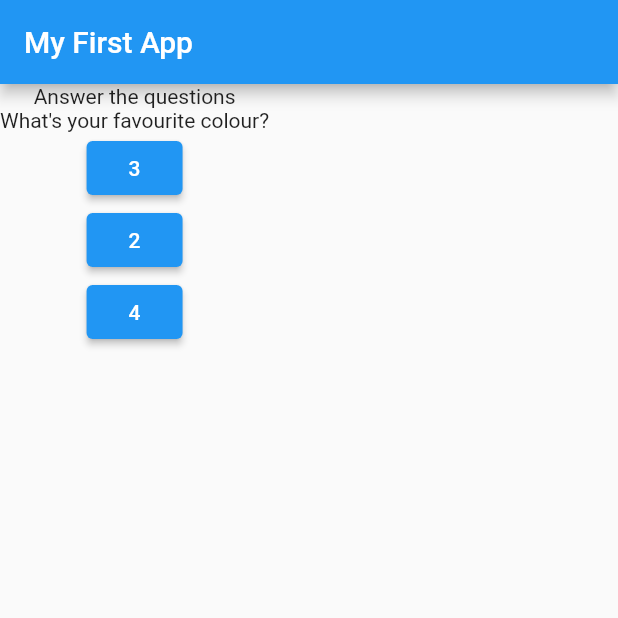
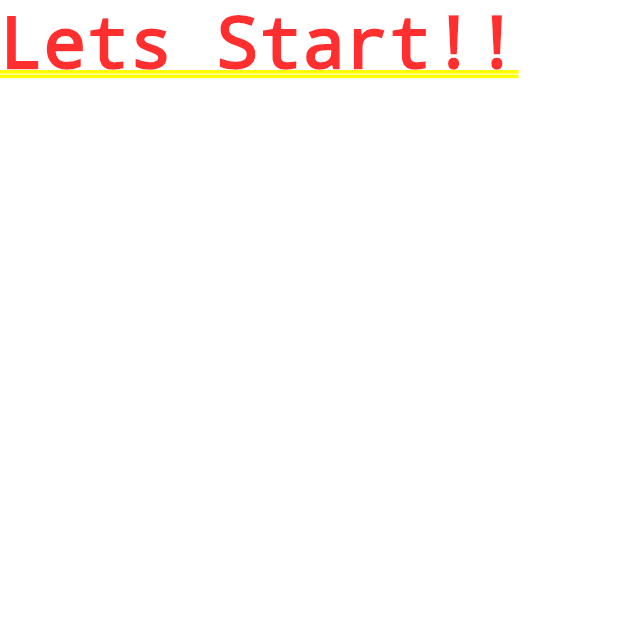
Before and after one commit to Astraxx04/Flutter, a Flutter app: the screen it shows after launch, on a phone screen of 412 x 824 dp, the top half of it. Run offline on Flutter 3.47's test engine with Material 2 defaults, Android fonts, the phone set to English and light mode, and no system bars.

Commit message:
Small updates

```diff
--- a/lib/main.dart
+++ b/lib/main.dart
@@ -1,52 +1,13 @@
 import 'package:flutter/material.dart';
 
-void main() => runApp(MyApp());
-
-class MyApp extends StatefulWidget {
-  @override
-  State<StatefulWidget> createState() {
-    // TODO: implement createState
-    return MyAppState();
-  }
+void main() {
+  runApp(MyApp());
 }
 
-class MyAppState extends State<MyApp> {
-  var questionIndex = 0;
-
-  void answer() {
-    setState(() {
-      questionIndex++;
-    });
-    print(questionIndex);
-  }
-
-  var questions = [
-    'What\'s your favourite colour?',
-    'What\'s your favourite animal?'
-  ];
-
-  @override
+class MyApp extends StatelessWidget {
   Widget build(BuildContext context) {
     return MaterialApp(
-      home: Scaffold(
-        appBar: AppBar(title: Text('My First App')),
-        body: Column(children: [
-          Text('Answer the questions'),
-          Text(questions[questionIndex]),
-          ElevatedButton(
-            child: Text('3'),
-            onPressed: answer,
-          ),
-          ElevatedButton(
-            child: Text('2'),
-            onPressed: answer,
-          ),
-          ElevatedButton(
-            child: Text('4'),
-            onPressed: answer,
-          ),
-        ]),
-      ),
+      home: Text('Lets Start!!'),
     );
   }
 }
```
